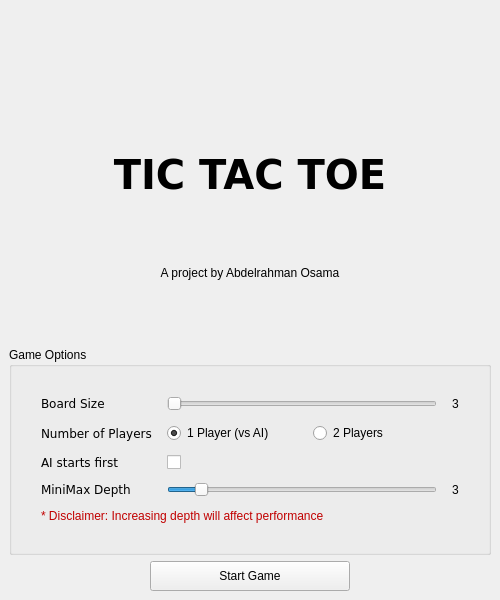
Qt form include/View/titlescreen.ui (Alwar150/Voice_TicTacToe) before a commit.
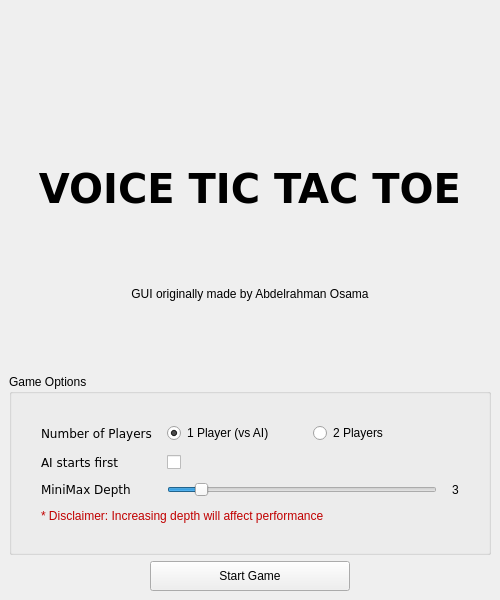
The same form after that commit. Icons and pictures are not drawn.

```diff
--- a/include/View/titlescreen.ui
+++ b/include/View/titlescreen.ui
@@ -49,13 +49,13 @@
            <string/>
           </property>
           <property name="pixmap">
-           <pixmap resource="../resources.qrc">:/images/images/icon.png</pixmap>
+           <pixmap resource="../../resources.qrc">:/images/images/icon.png</pixmap>
           </property>
           <property name="scaledContents">
            <bool>true</bool>
           </property>
           <property name="alignment">
-           <set>Qt::AlignCenter</set>
+           <set>Qt::AlignmentFlag::AlignCenter</set>
           </property>
          </widget>
         </item>
@@ -73,29 +73,28 @@
          <font>
           <family>Verdana</family>
           <pointsize>30</pointsize>
-          <weight>75</weight>
           <bold>true</bold>
           <stylestrategy>PreferDefault</stylestrategy>
          </font>
         </property>
         <property name="text">
-         <string>TIC TAC TOE</string>
+         <string>VOICE TIC TAC TOE</string>
         </property>
         <property name="textFormat">
-         <enum>Qt::AutoText</enum>
+         <enum>Qt::TextFormat::AutoText</enum>
         </property>
         <property name="alignment">
-         <set>Qt::AlignCenter</set>
+         <set>Qt::AlignmentFlag::AlignCenter</set>
         </property>
        </widget>
       </item>
       <item>
        <widget class="QLabel" name="label_6">
         <property name="text">
-         <string>A project by Abdelrahman Osama</string>
+         <string>GUI originally made by Abdelrahman Osama</string>
         </property>
         <property name="alignment">
-         <set>Qt::AlignCenter</set>
+         <set>Qt::AlignmentFlag::AlignCenter</set>
         </property>
        </widget>
       </item>
@@ -126,19 +125,6 @@
             <number>20</number>
            </property>
            <item row="0" column="0">
-            <widget class="QLabel" name="label_5">
-             <property name="font">
-              <font>
-               <family>Verdana</family>
-               <pointsize>9</pointsize>
-              </font>
-             </property>
-             <property name="text">
-              <string>Board Size</string>
-             </property>
-            </widget>
-           </item>
-           <item row="1" column="0">
             <widget class="QLabel" name="label_2">
              <property name="font">
               <font>
@@ -151,7 +137,7 @@
              </property>
             </widget>
            </item>
-           <item row="1" column="1">
+           <item row="0" column="1">
             <layout class="QHBoxLayout" name="horizontalLayout_3">
              <item>
               <widget class="QRadioButton" name="onePlayer">
@@ -175,7 +161,7 @@
              </item>
             </layout>
            </item>
-           <item row="2" column="0">
+           <item row="1" column="0">
             <widget class="QLabel" name="label_3">
              <property name="font">
               <font>
@@ -188,7 +174,7 @@
              </property>
             </widget>
            </item>
-           <item row="2" column="1">
+           <item row="1" column="1">
             <widget class="QCheckBox" name="AIStarts">
              <property name="enabled">
               <bool>true</bool>
@@ -198,7 +184,7 @@
              </property>
             </widget>
            </item>
-           <item row="3" column="0">
+           <item row="2" column="0">
             <widget class="QLabel" name="label_4">
              <property name="font">
               <font>
@@ -211,44 +197,7 @@
              </property>
             </widget>
            </item>
-           <item row="4" column="0" colspan="2">
-            <widget class="QLabel" name="label_7">
-             <property name="text">
-              <string>&lt;html&gt;&lt;head/&gt;&lt;body&gt;&lt;p&gt;&lt;span style=&quot; color:#c10000;&quot;&gt;* Disclaimer: Increasing depth will affect performance &lt;/span&gt;&lt;/p&gt;&lt;/body&gt;&lt;/html&gt;</string>
-             </property>
-            </widget>
-           </item>
-           <item row="0" column="1">
-            <layout class="QHBoxLayout" name="horizontalLayout_5">
-             <property name="spacing">
-              <number>15</number>
-             </property>
-             <item>
-              <widget class="QSlider" name="boardSize">
-               <property name="minimum">
-                <number>3</number>
-               </property>
-               <property name="maximum">
-                <number>10</number>
-               </property>
-               <property name="orientation">
-                <enum>Qt::Horizontal</enum>
-               </property>
-              </widget>
-             </item>
-             <item>
-              <widget class="QLabel" name="boardSizeValue">
-               <property name="text">
-                <string>3</string>
-               </property>
-               <property name="alignment">
-                <set>Qt::AlignCenter</set>
-               </property>
-              </widget>
-             </item>
-            </layout>
-           </item>
-           <item row="3" column="1">
+           <item row="2" column="1">
             <layout class="QHBoxLayout" name="horizontalLayout_6">
              <property name="spacing">
               <number>15</number>
@@ -268,7 +217,7 @@
                 <number>3</number>
                </property>
                <property name="orientation">
-                <enum>Qt::Horizontal</enum>
+                <enum>Qt::Orientation::Horizontal</enum>
                </property>
               </widget>
              </item>
@@ -278,12 +227,19 @@
                 <string>3</string>
                </property>
                <property name="alignment">
-                <set>Qt::AlignCenter</set>
+                <set>Qt::AlignmentFlag::AlignCenter</set>
                </property>
               </widget>
              </item>
             </layout>
            </item>
+           <item row="3" column="0" colspan="2">
+            <widget class="QLabel" name="label_7">
+             <property name="text">
+              <string>&lt;html&gt;&lt;head/&gt;&lt;body&gt;&lt;p&gt;&lt;span style=&quot; color:#c10000;&quot;&gt;* Disclaimer: Increasing depth will affect performance &lt;/span&gt;&lt;/p&gt;&lt;/body&gt;&lt;/html&gt;</string>
+             </property>
+            </widget>
+           </item>
           </layout>
          </item>
         </layout>
```
Left out of the diff: 2 changed lines with no effect on the pictures.
